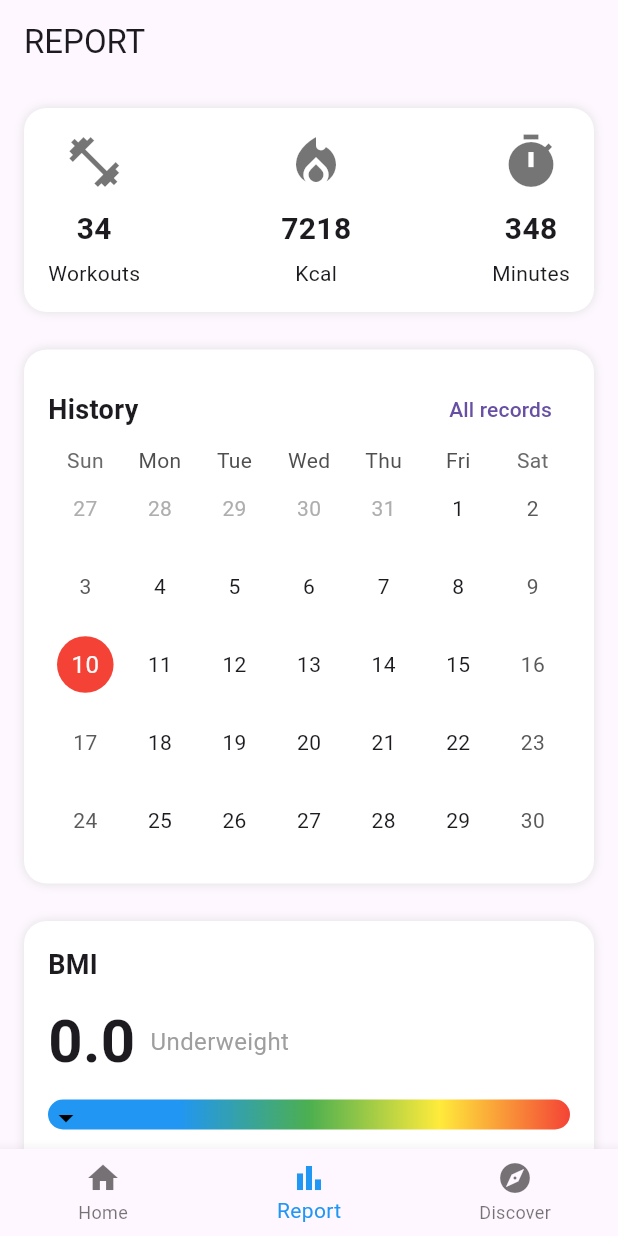
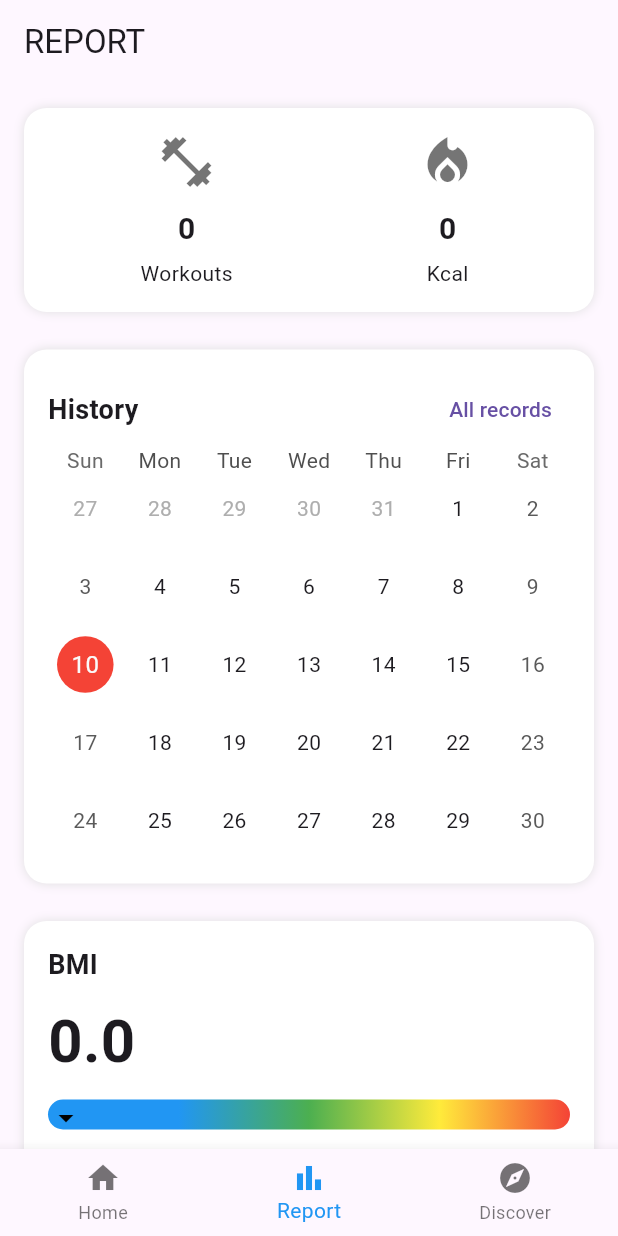
Before and after one commit to TanishSharmaTS/Workout, a Flutter app: the screen it shows after launch, item 2 of the bottom bar chosen, on a phone screen of 412 x 824 dp. Run offline on Flutter 3.47's test engine with Material 3 defaults, Android fonts, the light colour scheme and no system bars; drawn by our look-alikes of table_calendar; our stand-ins replace shared_preferences.

Commit message:
Number of workouts and calories updated dynamically

```diff
--- a/lib/data/workoutRecord.dart
+++ /dev/null
@@ -1,5 +0,0 @@
-class WorkoutRecord {
-  final DateTime date;
-
-  WorkoutRecord({required this.date});
-}
--- a/lib/data/workout_category.dart
+++ b/lib/data/workout_category.dart
@@ -4,12 +4,14 @@ class WorkoutCategory {
   final int numberOfExercises;
   final String estimatedTime;
   final String imagePath;
+  final int calories;
 
   WorkoutCategory({
     required this.categoryName,
     required this.workoutType,
     required this.numberOfExercises,
     required this.estimatedTime,
-    required this.imagePath
+    required this.imagePath,
+    required this.calories
   });
 }
--- a/lib/pages/home.dart
+++ b/lib/pages/home.dart
@@ -1,5 +1,4 @@
 import 'dart:convert';
-
 import 'package:flutter/material.dart';
 import 'package:shared_preferences/shared_preferences.dart';
 import 'package:table_calendar/table_calendar.dart';
@@ -27,6 +26,7 @@ class _HomePageState extends State<HomePage> {
       numberOfExercises: 10,
       estimatedTime: '30 mins',
       imagePath: 'assets/upper_body.png',
+      calories: 200
     ),
     WorkoutCategory(
       categoryName: 'Lower Body',
@@ -34,6 +34,7 @@ class _HomePageState extends State<HomePage> {
       numberOfExercises: 12,
       estimatedTime: '35 mins',
       imagePath: 'assets/lower_body.png',
+      calories: 200
     ),
     WorkoutCategory(
       categoryName: 'Full Body',
@@ -41,6 +42,7 @@ class _HomePageState extends State<HomePage> {
       numberOfExercises: 15,
       estimatedTime: '45 mins',
       imagePath: 'assets/full_body.png',
+      calories: 150
     ),
     WorkoutCategory(
       categoryName: 'Arms',
@@ -48,6 +50,7 @@ class _HomePageState extends State<HomePage> {
       numberOfExercises: 8,
       estimatedTime: '20 mins',
       imagePath: 'assets/arms.png',
+      calories: 200
     ),
     WorkoutCategory(
       categoryName: 'Back',
@@ -55,6 +58,7 @@ class _HomePageState extends State<HomePage> {
       numberOfExercises: 10,
       estimatedTime: '25 mins',
       imagePath: 'assets/back.png',
+      calories: 130
     ),
   ];
 
--- a/lib/pages/report.dart
+++ b/lib/pages/report.dart
@@ -20,9 +20,8 @@ class _ReportPageState extends State<ReportPage> {
   double _bmi = 0.0;
   int _height = 0; // Editable height
   double _weight = 0.0;
-  int _workouts = 34;
-  int _calories = 7218;
-  int _minutes = 348;
+  int _workouts = 0;
+  int _calories = 0;
 
   @override
   void initState() {
@@ -32,6 +31,17 @@ class _ReportPageState extends State<ReportPage> {
     // Load exact completed workout dates without setting state
     _loadCompletedWorkoutDates().then((dates) {
       completedWorkoutDates = dates;
+    });
+
+    _loadSummaryData();
+
+  }
+
+  Future<void> _loadSummaryData() async {
+    SharedPreferences prefs = await SharedPreferences.getInstance();
+    setState(() {
+      _workouts = prefs.getInt('totalWorkoutsCompleted') ?? 0;
+      _calories = prefs.getInt('totalCaloriesBurned') ?? 0;
     });
   }
 
@@ -135,7 +145,10 @@ class _ReportPageState extends State<ReportPage> {
   }
 
   String _getBMIStatus() {
-    if (_bmi < 18.5) {
+    if(_bmi == 0.0){
+      return " ";
+    }
+    else if (_bmi < 18.5) {
       return 'Underweight';
     } else if (_bmi < 25) {
       return 'Healthy weight';
@@ -192,11 +205,10 @@ class _ReportPageState extends State<ReportPage> {
         boxShadow: [BoxShadow(color: Colors.grey.shade300, blurRadius: 5)],
       ),
       child: Row(
-        mainAxisAlignment: MainAxisAlignment.spaceBetween,
+        mainAxisAlignment: MainAxisAlignment.spaceAround,
         children: [
           _buildStatItem(Icons.fitness_center, _workouts, 'Workouts'),
           _buildStatItem(Icons.local_fire_department, _calories, 'Kcal'),
-          _buildStatItem(Icons.timer, _minutes, 'Minutes'),
         ],
       ),
     );
```
Also changed, not shown: lib/workout_detail/workout_details.dart (+39 -13 lines).
